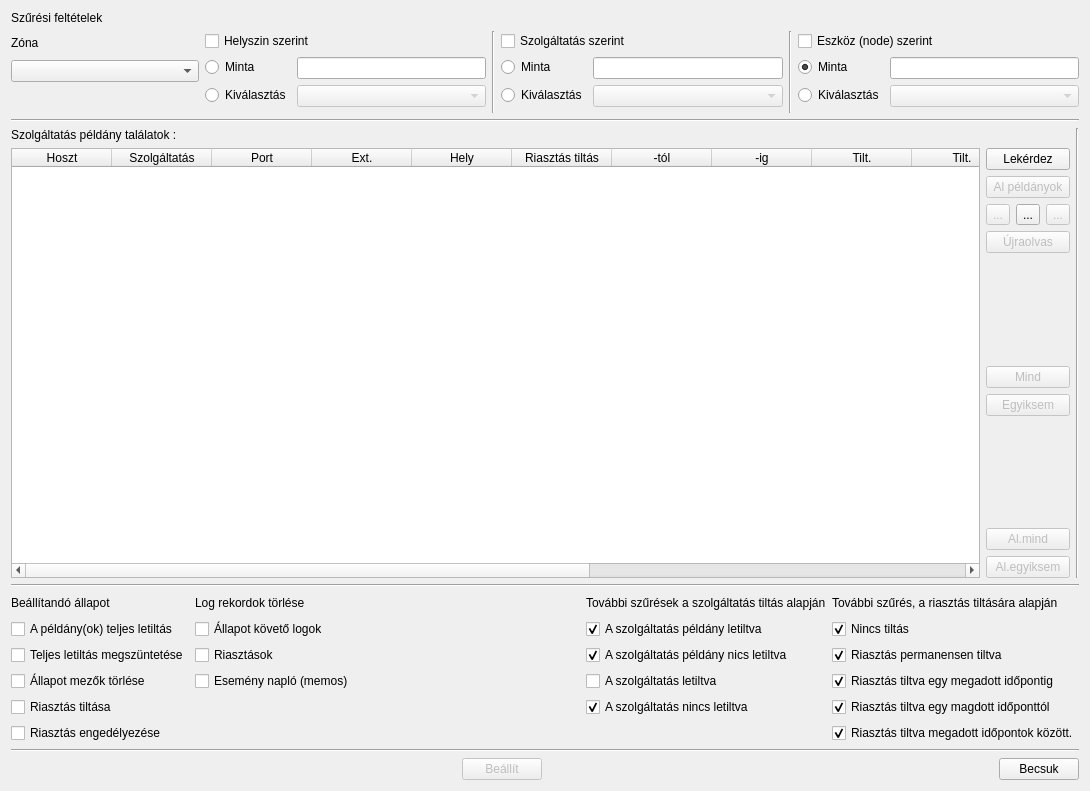
The window that lv2g/hsoperate.ui (csikfer/lanview2) describes before a commit, drawn with Qt 5.
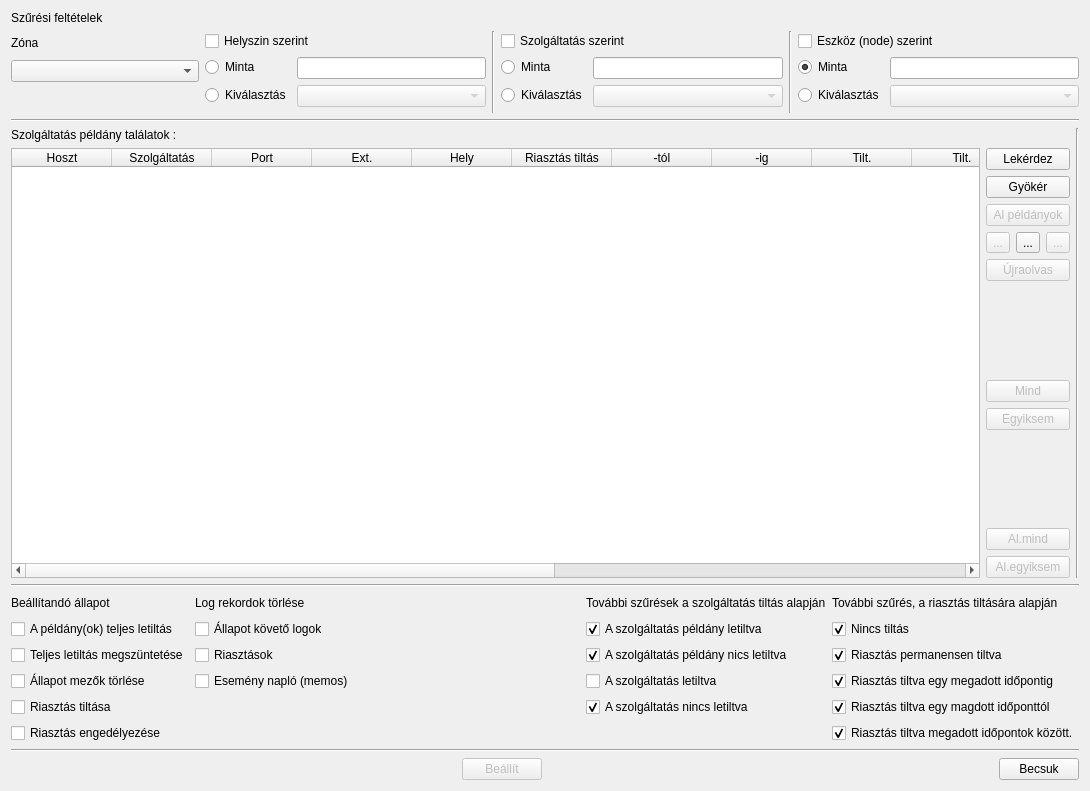
The same window after the commit. Icons and pictures are not drawn.

Commit message: Hibajavítások. Hsoperate bővítése.

The edit to the form file:
```diff
--- a/lv2g/hsoperate.ui
+++ b/lv2g/hsoperate.ui
@@ -306,6 +306,11 @@
            <string>Superior</string>
           </property>
          </column>
+         <column>
+          <property name="text">
+           <string>Restart</string>
+          </property>
+         </column>
         </widget>
        </item>
        <item row="1" column="1">
@@ -320,6 +325,13 @@
            </property>
           </widget>
          </item>
+         <item>
+          <widget class="QPushButton" name="pushButtonRoot">
+           <property name="text">
+            <string>Gyökér</string>
+           </property>
+          </widget>
+         </item>
          <item>
           <widget class="QPushButton" name="pushButtonSub">
            <property name="enabled">
```
The commit also changes 9 other files.
